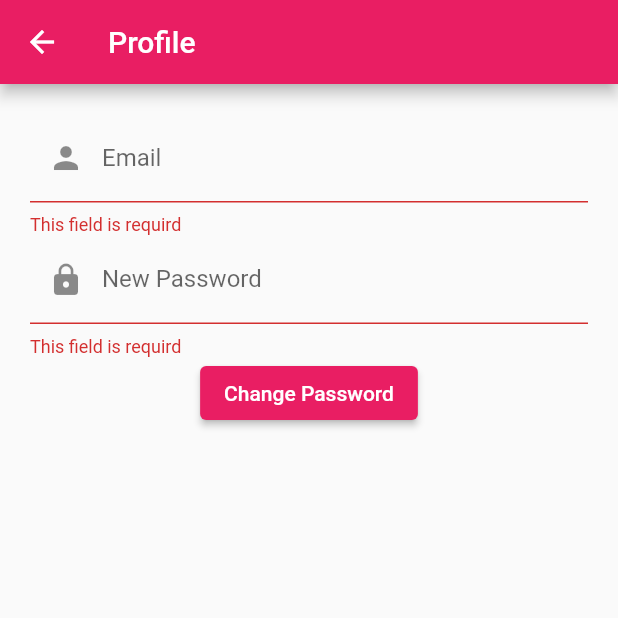
After one commit to codeit-np/muse_app, a Flutter app: the ChangePasswordScreen screen opened by its route, after a tap on "Change Password", on a phone screen of 412 x 824 dp, the top half of it. The commit adds this screen. Run offline on Flutter 3.47's test engine with Material 2 defaults, Android fonts, the phone set to English and light mode, and no system bars; our stand-ins replace flutter_map, latlong, shared_preferences; accounts and stored records are empty; network calls fail.

Commit message:
password changed

```diff
--- a/lib/component/drawer.dart
+++ b/lib/component/drawer.dart
@@ -34,6 +34,14 @@ Widget myDrawer(context) {
           leading: Icon(Icons.supervised_user_circle),
           title: Text("Services"),
         ),
+        Divider(),
+        ListTile(
+          onTap: () {
+            Navigator.pushNamed(context, 'changepassword');
+          },
+          leading: Icon(Icons.lock_clock),
+          title: Text("Change Password"),
+        ),
         ListTile(
           onTap: () async {
             Map data = {};
--- a/lib/const/const.dart
+++ b/lib/const/const.dart
@@ -1,6 +1,6 @@
 import 'package:flutter/material.dart';
 
-String link = "http://192.168.0.101:8000/";
+String link = "http://192.168.0.100:8000/";
 String baseUrl = link + "api/";
 
 TextEditingController name = TextEditingController();
--- a/lib/main.dart
+++ b/lib/main.dart
@@ -1,4 +1,5 @@
 import 'package:flutter/material.dart';
+import 'package:muse_app/pages/change_password.dart';
 import 'package:muse_app/pages/customer/dashboard.dart';
 import 'package:muse_app/pages/login.dart';
 import 'package:muse_app/pages/product_list.dart';
@@ -27,6 +28,7 @@ class MyApp extends StatelessWidget {
         'dashboard': (context) => CustomerDashboardScreen(),
         'productlist': (context) => ProductListScreen(),
         'servicelist': (context) => ServiceListScreen(),
+        'changepassword': (context) => ChangePasswordScreen(),
       },
     );
   }
--- /dev/null
+++ b/lib/pages/change_password.dart
@@ -0,0 +1,88 @@
+import 'dart:convert';
+
+import 'package:flutter/material.dart';
+import 'package:muse_app/api/api.dart';
+import 'package:muse_app/component/inputText.dart';
+import 'package:muse_app/const/const.dart';
+
+class ChangePasswordScreen extends StatefulWidget {
+  @override
+  _ChangePasswordScreenState createState() => _ChangePasswordScreenState();
+}
+
+class _ChangePasswordScreenState extends State<ChangePasswordScreen> {
+  GlobalKey<FormState> _key = GlobalKey<FormState>();
+
+  Future getData() async {
+    var response = await Api().getData('user');
+    var data = json.decode(response.body);
+    email.text = data['email'];
+    return data;
+  }
+
+  @override
+  Widget build(BuildContext context) {
+    return Scaffold(
+      appBar: AppBar(
+        title: Text("Profile"),
+      ),
+      body: SingleChildScrollView(
+          child: FutureBuilder(
+        future: getData(),
+        builder: (context, snapshot) {
+          switch (snapshot.connectionState) {
+            case ConnectionState.waiting:
+              return Center(
+                child: CircularProgressIndicator(),
+              );
+              break;
+            default:
+              return Form(
+                key: _key,
+                child: Padding(
+                  padding: const EdgeInsets.all(20.0),
+                  child: Column(
+                    children: [
+                      inputText(email, Icons.person, 'Email',
+                          TextInputType.text, false, true),
+                      inputText(password, Icons.lock, 'New Password',
+                          TextInputType.text, true, true),
+                      ElevatedButton(
+                          onPressed: () async {
+                            if (_key.currentState.validate()) {
+                              Map data = {"password": password.text};
+
+                              var response =
+                                  await Api().postData(data, 'changepassword');
+                              var result = json.decode(response.body);
+                              print(result);
+                              if (result['message'] == 'success') {
+                                showDialog(
+                                    context: context,
+                                    builder: (builder) {
+                                      return AlertDialog(
+                                        title: Text("Message"),
+                                        content: Text("Password Changed"),
+                                        actions: [
+                                          ElevatedButton(
+                                              onPressed: () {
+                                                Navigator.pop(context);
+                                              },
+                                              child: Text("OK"))
+                                        ],
+                                      );
+                                    });
+                              }
+                            }
+                          },
+                          child: Text("Change Password"))
+                    ],
+                  ),
+                ),
+              );
+          }
+        },
+      )),
+    );
+  }
+}
```
